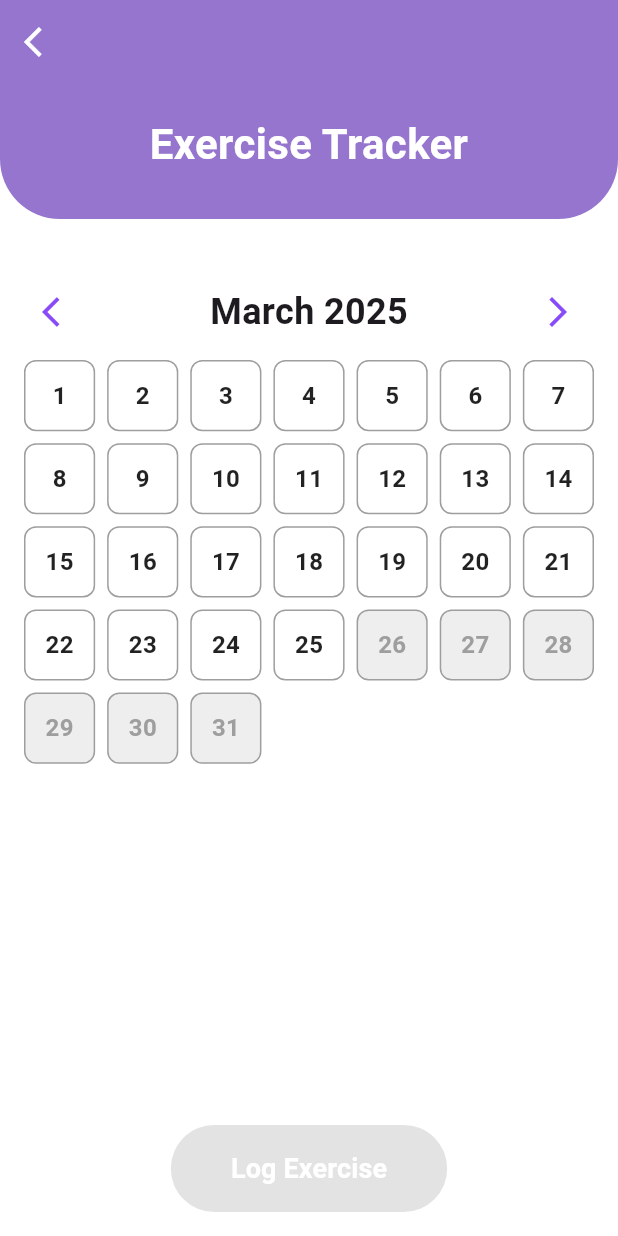
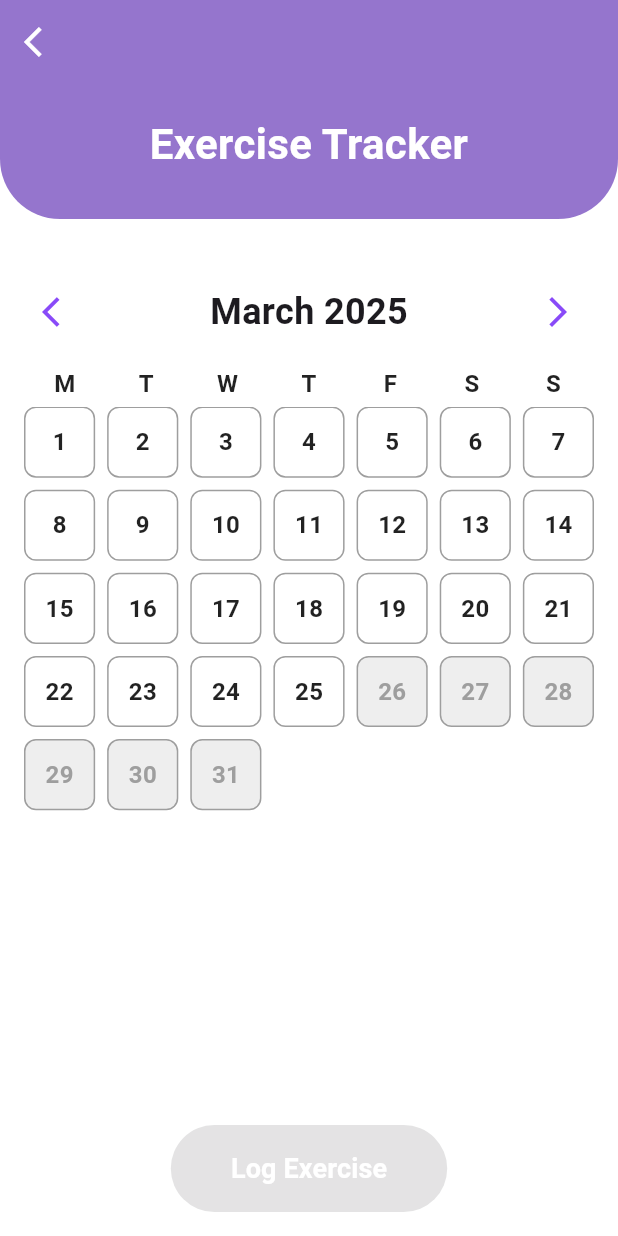
Before and after one commit to Pablo-27-Pablo/exercai_mobile, a Flutter app: the MonthExercisePage screen opened directly, on a phone screen of 412 x 824 dp. Run offline on Flutter 3.47's test engine with Material 3 defaults, Android fonts, the phone set to English and light mode, and no system bars; our stand-ins replace audioplayers, camera, card_swiper, cloud_firestore, confetti, firebase_auth and 16 more; missing offline and left inert: google_mlkit_pose_detection; accounts and stored records are empty.

```diff
--- a/lib/components/my_drawer.dart
+++ b/lib/components/my_drawer.dart
@@ -220,7 +220,7 @@ class MyDrawer extends StatelessWidget {
                   },
                 ),
                 _buildDrawerTile(
-                  icon: Icons.person,
+                  icon: Icons.comment,
                   title: "Users Feedback",
                   onTap: () {
                     Navigator.pop(context);
--- a/lib/food_nutrition/nutrition_calculator_firebase.dart
+++ b/lib/food_nutrition/nutrition_calculator_firebase.dart
@@ -211,7 +211,7 @@ class _NutritionCalculatorFirebaseState
           "Maintain weight",
           "${cals['tdee']?.toStringAsFixed(0)} Calories/day",
           //Pecent tong sa ilalim alisin muna
-          "${cals['tdeePct']?.toStringAsFixed(0)}%"
+          //"${cals['tdeePct']?.toStringAsFixed(0)}%"
         ],
         /*[
           "Mild weight loss (0.25 kg/week)",
--- a/lib/month_log_exercise/month_note_exercise.dart
+++ b/lib/month_log_exercise/month_note_exercise.dart
@@ -164,13 +164,11 @@ class _MonthExercisePageState extends State<MonthExercisePage> {
         backgroundColor: AppColor.primary,
         elevation: 0,
         centerTitle: true,
-        leading: IconButton(onPressed: (){
-          Navigator.pop(context);
-        }, icon: Icon(Icons.arrow_back_ios,color: AppColor.backgroundWhite)),
-        /*title: Text(
-          "Exercise Tracker",
-          style: TextStyle(color: Colors.black, fontWeight: FontWeight.bold),
-        ),*/
+        leading: IconButton(
+            onPressed: () {
+              Navigator.pop(context);
+            },
+            icon: Icon(Icons.arrow_back_ios, color: AppColor.backgroundWhite)),
       ),
       backgroundColor: Colors.white,
       body: Column(
@@ -184,7 +182,6 @@ class _MonthExercisePageState extends State<MonthExercisePage> {
                 bottomRight: Radius.circular(40),
               ),
             ),
-
             child: Column(
               children: [
                 SizedBox(height: 20),
@@ -194,15 +191,14 @@ class _MonthExercisePageState extends State<MonthExercisePage> {
                     fontSize: 28,
                     fontWeight: FontWeight.bold,
                     color: AppColor.backgroundWhite,
-
                   ),
                   textAlign: TextAlign.center,
                 ),
-                const SizedBox(height: 30,),
+                const SizedBox(height: 30),
               ],
             ),
           ),
-          const SizedBox(height: 30,),
+          const SizedBox(height: 30),
           // Row with IconButtons for previous and next month, plus the month label.
           Padding(
             padding: const EdgeInsets.symmetric(horizontal: 16.0, vertical: 8),
@@ -222,6 +218,26 @@ class _MonthExercisePageState extends State<MonthExercisePage> {
                   onPressed: _nextMonth,
                 ),
               ],
+            ),
+          ),
+          // New row for day representations (letters for Monday to Sunday).
+          Padding(
+            padding: const EdgeInsets.symmetric(horizontal: 16.0, vertical: 4),
+            child: Row(
+              children: ["M", "T", "W", "T", "F", "S", "S"].map((dayLetter) {
+                return Expanded(
+                  child: Center(
+                    child: Text(
+                      dayLetter,
+                      style: TextStyle(
+                        fontSize: 16,
+                        fontWeight: FontWeight.bold,
+                        color: Colors.black87,
+                      ),
+                    ),
+                  ),
+                );
+              }).toList(),
             ),
           ),
           // Expanded PageView for swiping between months.
@@ -289,7 +305,7 @@ class _MonthExercisePageState extends State<MonthExercisePage> {
                                   color: isFuture ? Colors.grey : Colors.black87,
                                 ),
                               ),
-                              // If logged, overlay an "X" icon.
+                              // If logged, overlay an icon.
                               if (isLogged)
                                 Positioned(
                                   right: 4,
```
Also changed, not shown: lib/feedback/users_feedback.dart (+69 -65 lines), lib/login_register_pages/Whatisyour_target_weight.dart (+31 -3 lines).
